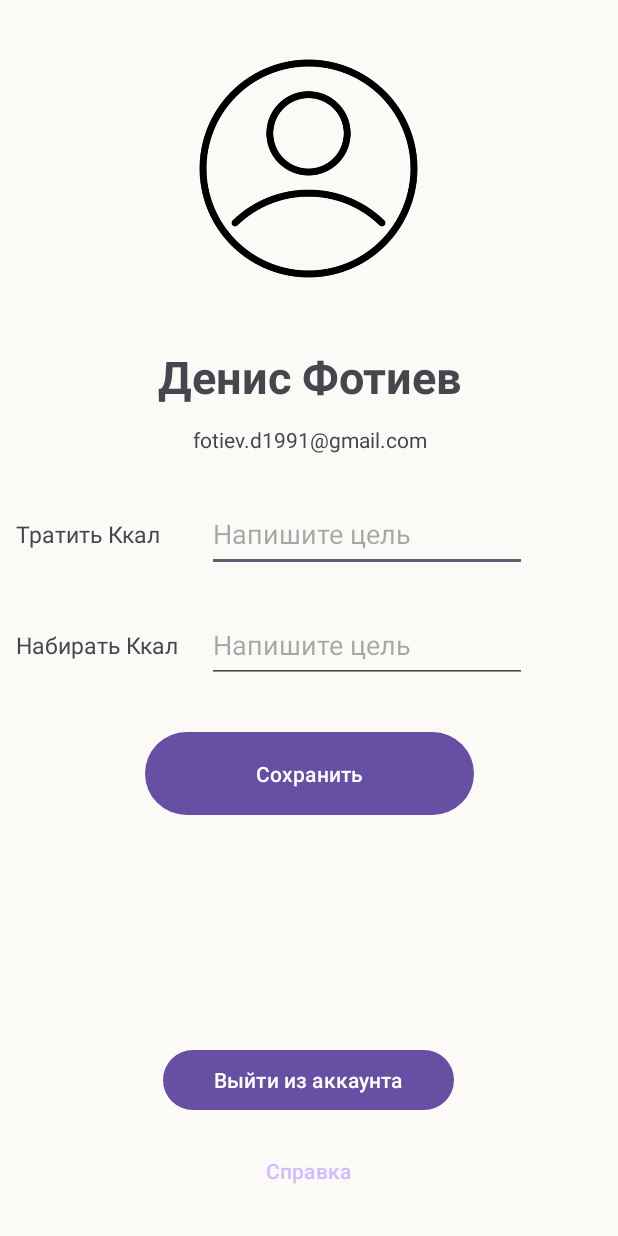
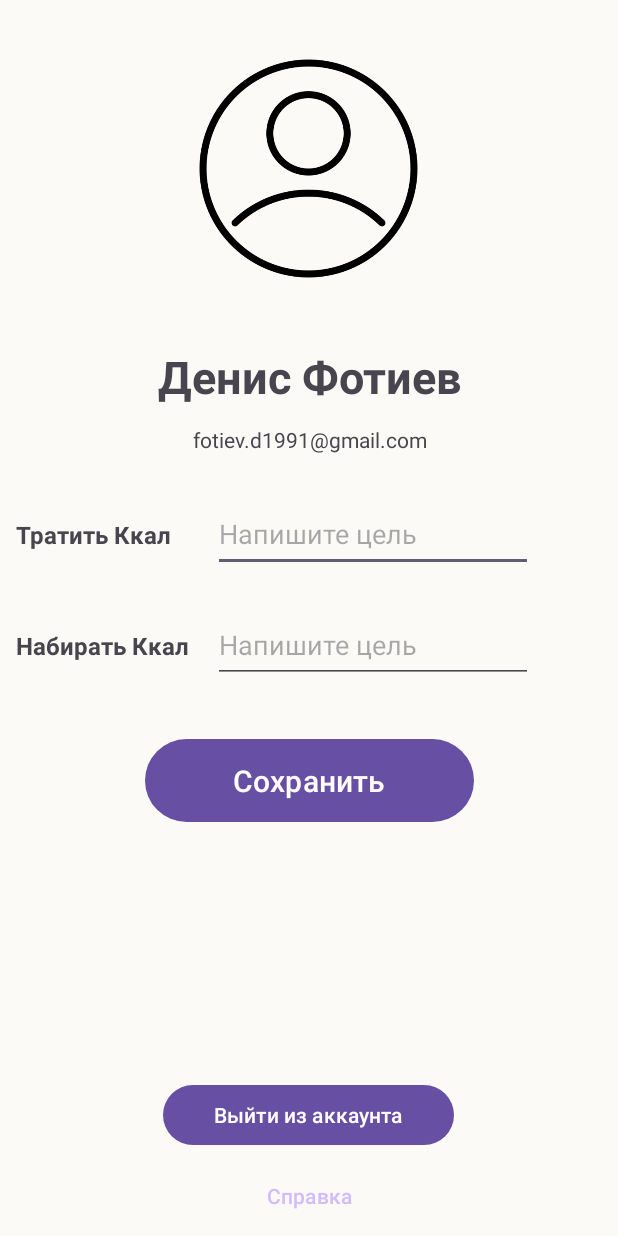
Before and after one commit to ITSDENISSKA/HeaL, an Android app: the layout fragment_account.xml on its own in the app's theme, with its tools: preview values and no code run, on a phone screen of 412 x 824 dp. Run offline under Robolectric (Android 15) with nearby library versions, the phone set to English and light mode, and no system bars.

Commit message:
did some design again x2

```diff
--- a/app/src/main/res/layout/fragment_account.xml
+++ b/app/src/main/res/layout/fragment_account.xml
@@ -48,7 +48,7 @@
         app:layout_constraintHorizontal_bias="0.497"
         app:layout_constraintStart_toStartOf="parent"
         app:layout_constraintTop_toTopOf="parent"
-        app:layout_constraintVertical_bias="0.914" />
+        app:layout_constraintVertical_bias="0.945" />
 
     <ImageView
         android:id="@+id/imageView"
@@ -70,20 +70,20 @@
         android:text="@string/справка"
         app:layout_constraintBottom_toBottomOf="parent"
         app:layout_constraintEnd_toEndOf="parent"
-        app:layout_constraintHorizontal_bias="0.498"
         app:layout_constraintStart_toStartOf="parent"
         app:layout_constraintTop_toTopOf="parent"
-        app:layout_constraintVertical_bias="0.976"
+        app:layout_constraintVertical_bias="0.997"
         app:rippleColor="#8C6969" />
 
     <TextView
         android:id="@+id/textView3"
-        android:layout_width="110dp"
+        android:layout_width="115dp"
         android:layout_height="50dp"
         android:layout_marginStart="10dp"
         android:gravity="center_vertical"
         android:text="Тратить Ккал"
-        android:textSize="15sp"
+        android:textSize="16sp"
+        android:textStyle="bold"
         app:layout_constraintBottom_toBottomOf="parent"
         app:layout_constraintEnd_toEndOf="parent"
         app:layout_constraintHorizontal_bias="0.003"
@@ -125,12 +125,13 @@
 
     <TextView
         android:id="@+id/textView4"
-        android:layout_width="110dp"
+        android:layout_width="115dp"
         android:layout_height="50dp"
         android:layout_marginStart="10dp"
         android:gravity="center_vertical"
         android:text="Набирать Ккал"
-        android:textSize="15sp"
+        android:textSize="16sp"
+        android:textStyle="bold"
         app:layout_constraintBottom_toBottomOf="parent"
         app:layout_constraintEnd_toEndOf="parent"
         app:layout_constraintHorizontal_bias="0.003"
@@ -143,10 +144,11 @@
         android:layout_width="219dp"
         android:layout_height="63dp"
         android:text="@string/сохранить"
+        android:textSize="20sp"
         app:layout_constraintBottom_toBottomOf="parent"
         app:layout_constraintEnd_toEndOf="parent"
         app:layout_constraintStart_toStartOf="parent"
         app:layout_constraintTop_toTopOf="parent"
-        app:layout_constraintVertical_bias="0.636" />
+        app:layout_constraintVertical_bias="0.642" />
 
 </androidx.constraintlayout.widget.ConstraintLayout>
```
